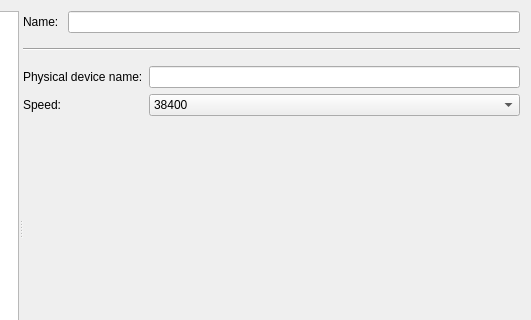
Old version of the form src/ui/chooseconnectiondlg.ui in the repository Tasssadar/Lorris; both pictures show x 173 to 704 and y 0 to 320 of the 704 by 484 pixel window.
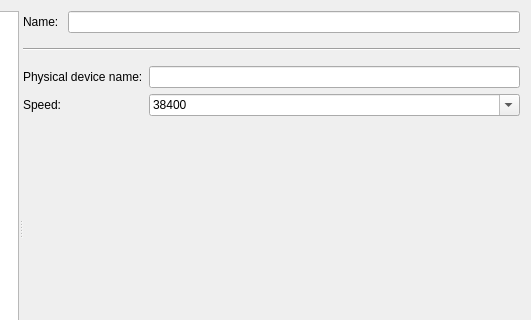
New version of the form. The open tabs and pages were chosen to show the change. Icons and pictures are not drawn.

Commit message: Fixed baud rate setting in the new conn manager.

What changed in the file:
```diff
--- a/src/ui/chooseconnectiondlg.ui
+++ b/src/ui/chooseconnectiondlg.ui
@@ -200,6 +200,9 @@
            </item>
            <item row="3" column="1">
             <widget class="QComboBox" name="spBaudRateEdit">
+             <property name="editable">
+              <bool>true</bool>
+             </property>
              <property name="currentIndex">
               <number>15</number>
              </property>
```
The commit also changes 2 other files.
